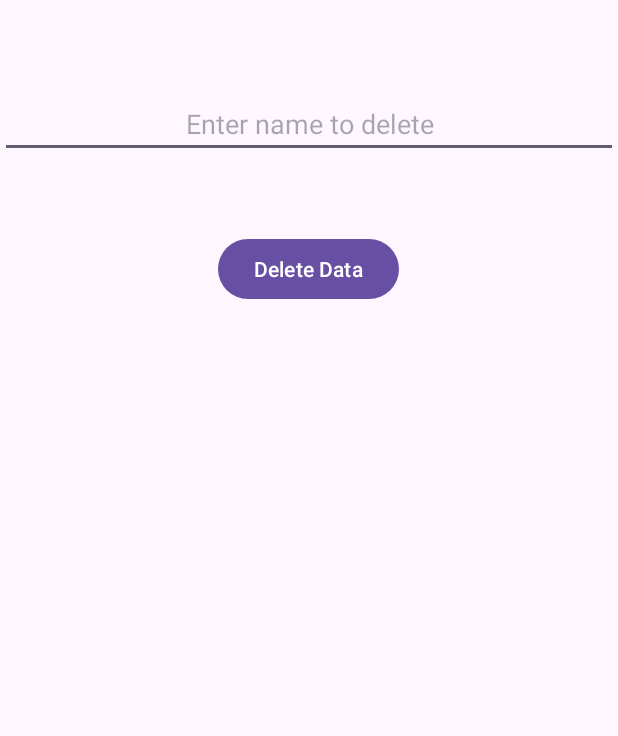
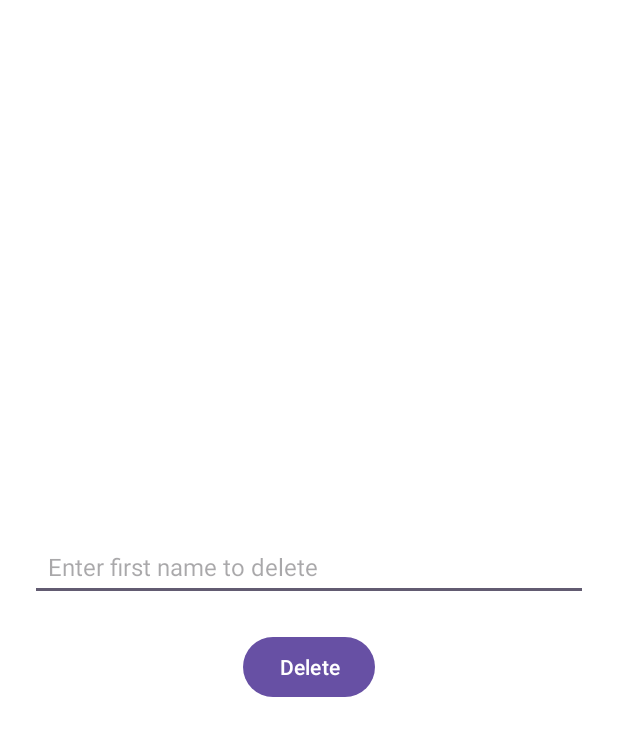
Before and after one commit to sandeepmehra28/Dev_International_College_app, an Android app: the DeleteDataActivity screen opened directly, with no data from a screen before it, on a phone screen of 412 x 824 dp. Shown: the top 736 px of the screen. Run offline under Robolectric (Android 15) with nearby library versions, the phone set to English and light mode, and no system bars.

Commit message:
Add new Files..

```diff
--- a/app/build.gradle
+++ b/app/build.gradle
@@ -52,4 +52,6 @@ dependencies {
     implementation(libs.converter.gson)
     implementation(libs.converter.gson.v290)
     implementation(libs.retrofit)
+    implementation libs.converter.scalars
+
 }
--- a/app/src/main/java/com/example/devinternationalcollege/BCACourse/DeleteApiInterface.java
+++ b/app/src/main/java/com/example/devinternationalcollege/BCACourse/DeleteApiInterface.java
@@ -8,5 +8,5 @@ import retrofit2.http.POST;
 public interface DeleteApiInterface {
     @FormUrlEncoded
     @POST("students_delete_data.php")
-    Call<String> deleteUser(@Field("FIRST-NAME") String name);
+    Call<String> deleteUser(@Field("firstname") String name);  // match this field exactly in PHP
 }
--- a/app/src/main/java/com/example/devinternationalcollege/BCACourse/DeleteDataActivity.java
+++ b/app/src/main/java/com/example/devinternationalcollege/BCACourse/DeleteDataActivity.java
@@ -6,7 +6,6 @@ import android.widget.Button;
 import android.widget.EditText;
 import android.widget.Toast;
 
-import androidx.activity.EdgeToEdge;
 import androidx.appcompat.app.AppCompatActivity;
 
 import com.example.devinternationalcollege.R;
@@ -15,56 +14,39 @@ import retrofit2.Call;
 import retrofit2.Callback;
 import retrofit2.Response;
 import retrofit2.Retrofit;
-import retrofit2.converter.gson.GsonConverterFactory;
-import retrofit2.http.Field;
-import retrofit2.http.FormUrlEncoded;
-import retrofit2.http.POST;
+import retrofit2.converter.scalars.ScalarsConverterFactory;
 
 public class DeleteDataActivity extends AppCompatActivity {
 
     EditText etNameToDelete;
     Button btnDelete;
-
-    interface DeleteApiInterface {
-        @FormUrlEncoded
-        @POST("students_delete_data.php") // Make sure this matches your PHP file
-        Call<String> deleteUser(@Field("FIRST-NAME") String fname);
-    }
+    DeleteApiInterface deleteApi;
 
     @Override
     protected void onCreate(Bundle savedInstanceState) {
         super.onCreate(savedInstanceState);
-        EdgeToEdge.enable(this);
         setContentView(R.layout.activity_delete_data);
 
         etNameToDelete = findViewById(R.id.etNameToDelete);
         btnDelete = findViewById(R.id.btnDelete);
 
         Retrofit retrofit = new Retrofit.Builder()
-                .baseUrl("http://192.168.29.110/DevInterCollProject/") // Match insertData base URL
-                .addConverterFactory(GsonConverterFactory.create())
+                .baseUrl("http://192.168.29.110/DevInterCollProject/")
+                .addConverterFactory(ScalarsConverterFactory.create())  // Use Scalars for plain text
                 .build();
 
-        DeleteApiInterface deleteApi = retrofit.create(DeleteApiInterface.class);
-
-        btnDelete.setOnClickListener(new View.OnClickListener() {
-            @Override
-            public void onClick(View view) {
-                String name = etNameToDelete.getText().toString().trim();
+        deleteApi = retrofit.create(DeleteApiInterface.class);
+        btnDelete.setOnClickListener(v -> {
+            String name = etNameToDelete.getText().toString().trim().toUpperCase(); // Uppercase
             if (name.isEmpty()) {
-                    Toast.makeText(DeleteDataActivity.this, "Enter first name to delete", Toast.LENGTH_SHORT).show();
+                Toast.makeText(this, "Enter name to delete", Toast.LENGTH_SHORT).show();
                 return;
             }
 
-                Call<String> call = deleteApi.deleteUser(name);
-                call.enqueue(new Callback<String>() {
+            deleteApi.deleteUser(name).enqueue(new Callback<String>() {
                 @Override
                 public void onResponse(Call<String> call, Response<String> response) {
-                        if (response.isSuccessful()) {
-                            Toast.makeText(DeleteDataActivity.this, "Deleted successfully", Toast.LENGTH_SHORT).show();
-                        } else {
-                            Toast.makeText(DeleteDataActivity.this, "Deletion failed", Toast.LENGTH_SHORT).show();
-                        }
+                    Toast.makeText(DeleteDataActivity.this, response.body(), Toast.LENGTH_SHORT).show();
                 }
 
                 @Override
@@ -72,7 +54,6 @@ public class DeleteDataActivity extends AppCompatActivity {
                     Toast.makeText(DeleteDataActivity.this, "Error: " + t.getMessage(), Toast.LENGTH_SHORT).show();
                 }
             });
-            }
         });
     }
 }
--- a/app/src/main/res/layout/activity_delete_data.xml
+++ b/app/src/main/res/layout/activity_delete_data.xml
@@ -1,26 +1,26 @@
 <?xml version="1.0" encoding="utf-8"?>
 <LinearLayout xmlns:android="http://schemas.android.com/apk/res/android"
-    xmlns:tools="http://schemas.android.com/tools"
     android:id="@+id/main"
-    android:orientation="vertical"
     android:layout_width="match_parent"
     android:layout_height="match_parent"
-    tools:context=".BCACourse.DeleteDataActivity">
+    android:padding="20dp"
+    android:gravity="center"
+    android:orientation="vertical"
+    android:background="#ffffff">
+
     <EditText
         android:id="@+id/etNameToDelete"
         android:layout_width="match_parent"
         android:layout_height="wrap_content"
-        android:layout_marginTop="60sp"
-        android:layout_gravity="center"
-        android:gravity="center"
-        android:hint="@string/enter_name_to_delete" />
+        android:hint="@string/enter_first_name_to_delete"
+        android:padding="12dp"
+        android:textSize="16sp" />
 
     <Button
         android:id="@+id/btnDelete"
         android:layout_width="wrap_content"
         android:layout_height="wrap_content"
-        android:text="@string/delete_data"
-        android:layout_gravity="center"
-        android:gravity="center"
-        android:layout_marginTop="50dp"/>
+        android:text="@string/delete"
+        android:layout_marginTop="20dp"
+        android:padding="10dp" />
 </LinearLayout>
--- a/app/src/main/res/values/strings.xml
+++ b/app/src/main/res/values/strings.xml
@@ -54,4 +54,6 @@
     <string name="loading">Loading...</string>
     <string name="insert_data">Insert Data</string>
     <string name="delete_datas">Delete Data</string>
+    <string name="enter_first_name_to_delete">Enter first name to delete</string>
+    <string name="delete">Delete</string>
 </resources>
--- a/gradle/libs.versions.toml
+++ b/gradle/libs.versions.toml
@@ -20,6 +20,7 @@ converterGson = "2.9.0"
 
 [libraries]
 converter-gson-v290 = { module = "com.squareup.retrofit2:converter-gson", version.ref = "converterGson" }
+converter-scalars = { module = "com.squareup.retrofit2:converter-scalars", version.ref = "converterGson" }
 glide = { module = "com.github.bumptech.glide:glide", version.ref = "glide" }
 retrofit = { module = "com.squareup.retrofit2:retrofit", version.ref = "retrofit" }
 volley = { module = "com.android.volley:volley", version.ref = "volley" }
```
Lines whose indentation alone changed are shown as unchanged.
